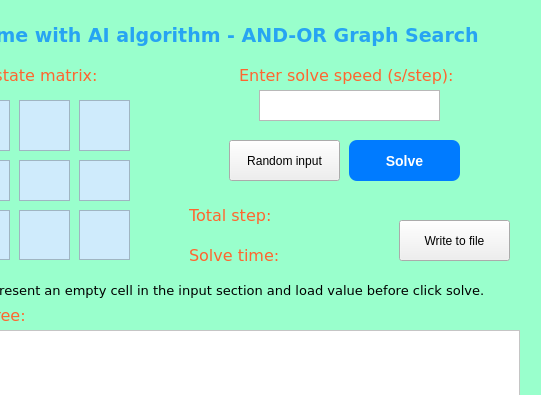
DuyVo-2005/AI-personal-project---8-puzzle-game, file AND_OR_graph_search_GUI.ui: the form before one commit; both pictures show x 291 to 832 and y 0 to 395 of the 832 by 601 pixel window.
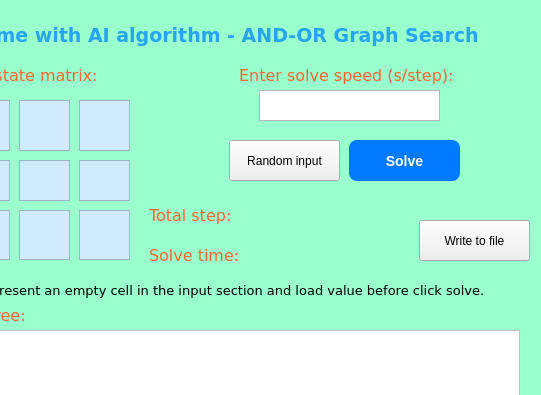
The form after the commit.

```diff
--- a/AND_OR_graph_search_GUI.ui
+++ b/AND_OR_graph_search_GUI.ui
@@ -605,7 +605,7 @@
    <widget class="QLabel" name="lblTotalStep">
     <property name="geometry">
      <rect>
-      <x>480</x>
+      <x>440</x>
       <y>200</y>
       <width>101</width>
       <height>31</height>
@@ -629,7 +629,7 @@
    <widget class="QPlainTextEdit" name="txtTotalStep">
     <property name="geometry">
      <rect>
-      <x>580</x>
+      <x>540</x>
       <y>200</y>
       <width>101</width>
       <height>31</height>
@@ -657,7 +657,7 @@
    <widget class="QLabel" name="lblSolveTime">
     <property name="geometry">
      <rect>
-      <x>480</x>
+      <x>440</x>
       <y>240</y>
       <width>111</width>
       <height>31</height>
@@ -681,9 +681,9 @@
    <widget class="QPlainTextEdit" name="txtSolveTime">
     <property name="geometry">
      <rect>
-      <x>580</x>
+      <x>540</x>
       <y>240</y>
-      <width>101</width>
+      <width>161</width>
       <height>31</height>
      </rect>
     </property>
@@ -709,7 +709,7 @@
    <widget class="QPushButton" name="btnWriteToFile">
     <property name="geometry">
      <rect>
-      <x>690</x>
+      <x>710</x>
       <y>220</y>
       <width>111</width>
       <height>41</height>
```
